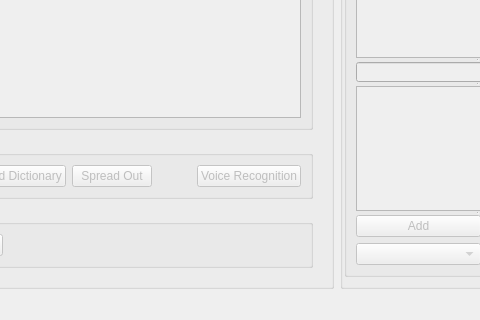
Before: the Qt Designer form rsrc/papagayo-ng2.ui in morevnaproject-org/papagayo-ng, drawn with Qt 5; both pictures show x 361 to 841 and y 448 to 768 of the 1024 by 768 pixel window.
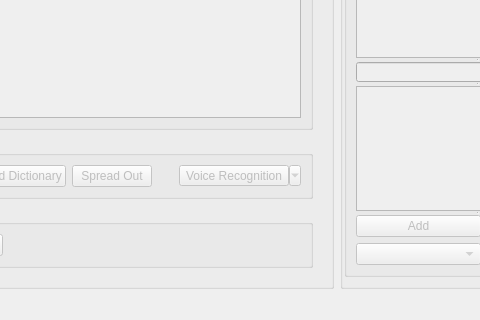
After: the same form once the commit is applied. Icons and pictures are not drawn. Custom widgets are drawn as their Qt base class.

Commit message: Allow manual choice between Allosaurus and Rhubarb. There is now an entry in the Settings and the VoiceRecognition Button also has a Dropdown. Also fix paths and download for Rhubarb,because only the binary from Rhubarb won't work.

```diff
--- a/rsrc/papagayo-ng2.ui
+++ b/rsrc/papagayo-ng2.ui
@@ -242,7 +242,7 @@
                  </spacer>
                 </item>
                 <item>
-                 <widget class="QPushButton" name="voice_recognition_button">
+                 <widget class="QToolButton" name="voice_recognition_button">
                   <property name="text">
                    <string>Voice Recognition</string>
                   </property>
@@ -250,6 +250,15 @@
                    <iconset resource="../qt-icons.qrc">
                     <normaloff>:/rsrc/voice-recognition-fill.png</normaloff>:/rsrc/voice-recognition-fill.png</iconset>
                   </property>
+                  <property name="popupMode">
+                   <enum>QToolButton::MenuButtonPopup</enum>
+                  </property>
+                  <property name="toolButtonStyle">
+                   <enum>Qt::ToolButtonTextBesideIcon</enum>
+                  </property>
+                  <property name="arrowType">
+                   <enum>Qt::NoArrow</enum>
+                  </property>
                  </widget>
                 </item>
                </layout>
```
The commit also changes 8 other files.
